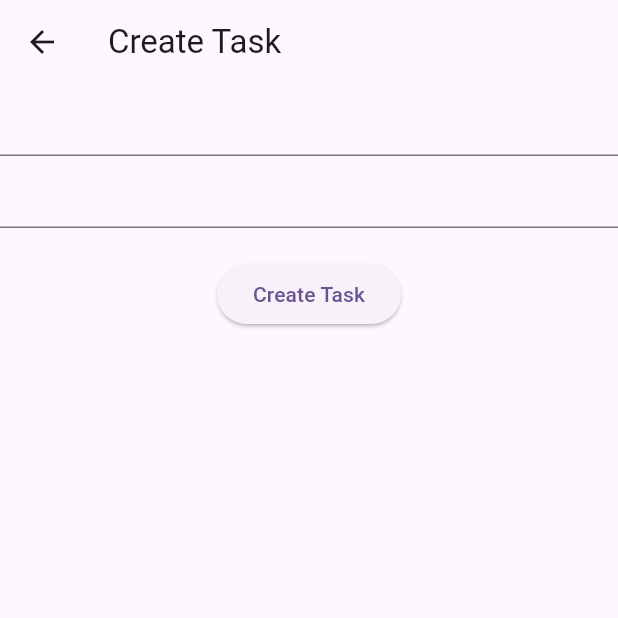
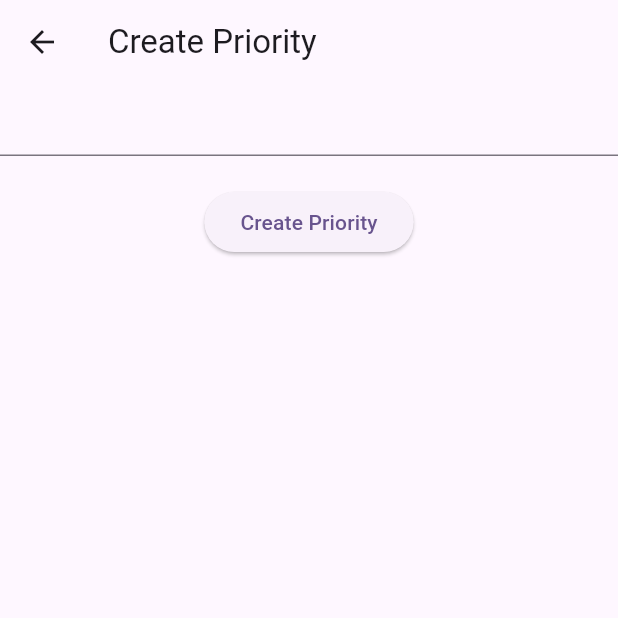
Before and after one commit to MuhammadAliKust/Jawad-Basit-Backend, a Flutter app: the screen it shows after launch, after a tap on the "add" icon, on a phone screen of 412 x 824 dp, the top half of it. Run offline on Flutter 3.47's test engine with Material 3 defaults, Android fonts, the phone set to English and light mode, and no system bars; our stand-ins replace cloud_firestore, firebase_core; accounts and stored records are empty.

Commit message:
Priority Module Done

```diff
--- a/lib/main.dart
+++ b/lib/main.dart
@@ -2,6 +2,7 @@ import 'package:firebase_core/firebase_core.dart';
 import 'package:flutter/material.dart';
 import 'package:jawad_basit_backend/views/create_task.dart';
 import 'package:jawad_basit_backend/views/get_all_task.dart';
+import 'package:jawad_basit_backend/views/priority/get_priority.dart';
 
 void main() async {
   WidgetsFlutterBinding.ensureInitialized();
@@ -35,7 +36,7 @@ class MyApp extends StatelessWidget {
         // tested with just a hot reload.
         colorScheme: ColorScheme.fromSeed(seedColor: Colors.deepPurple),
       ),
-      home: GetAllTaskView(),
+      home: GetPriorityView(),
     );
   }
 }
--- /dev/null
+++ b/lib/models/priority.dart
@@ -0,0 +1,25 @@
+// To parse this JSON data, do
+//
+//     final priorityModel = priorityModelFromJson(jsonString);
+
+import 'dart:convert';
+
+class PriorityModel {
+  final String? docId;
+  final String? name;
+  final int? createdAt;
+
+  PriorityModel({this.docId, this.name, this.createdAt});
+
+  factory PriorityModel.fromJson(Map<String, dynamic> json) => PriorityModel(
+    docId: json["docID"],
+    name: json["name"],
+    createdAt: json["createdAt"],
+  );
+
+  Map<String, dynamic> toJson(String priorityID) => {
+    "docID": priorityID,
+    "name": name,
+    "createdAt": createdAt,
+  };
+}
--- /dev/null
+++ b/lib/services/priority.dart
@@ -0,0 +1,45 @@
+import 'package:cloud_firestore/cloud_firestore.dart';
+import 'package:jawad_basit_backend/models/priority.dart';
+
+class PriorityServices {
+  ///Create Priority
+  Future createPriority(PriorityModel model) async {
+    DocumentReference docRef = FirebaseFirestore.instance
+        .collection('priorityCollection')
+        .doc();
+    return await FirebaseFirestore.instance
+        .collection('priorityCollection')
+        .doc(docRef.id)
+        .set(model.toJson(docRef.id));
+  }
+
+  ///Get All Priorities
+  Future<List<PriorityModel>> getAllPriorities() {
+    return FirebaseFirestore.instance
+        .collection('priorityCollection')
+        .get()
+        .then(
+          (list) => list.docs
+              .map(
+                (priorityJson) => PriorityModel.fromJson(priorityJson.data()),
+              )
+              .toList(),
+        );
+  }
+
+  ///Update Priority
+  Future updatePriority(PriorityModel model) async {
+    return await FirebaseFirestore.instance
+        .collection('priorityCollection')
+        .doc(model.docId)
+        .update({'name': model.name});
+  }
+
+  ///Delete Priority
+  Future deletePriority(PriorityModel model) async {
+    return await FirebaseFirestore.instance
+        .collection('priorityCollection')
+        .doc(model.docId)
+        .delete();
+  }
+}
--- /dev/null
+++ b/lib/views/priority/create_priority.dart
@@ -0,0 +1,138 @@
+import 'package:flutter/material.dart';
+import 'package:jawad_basit_backend/models/priority.dart';
+import 'package:jawad_basit_backend/services/priority.dart';
+
+class CreatePriorityView extends StatefulWidget {
+  final PriorityModel model;
+  final bool isUpdateMode;
+
+  const CreatePriorityView({
+    super.key,
+    required this.model,
+    required this.isUpdateMode,
+  });
+
+  @override
+  State<CreatePriorityView> createState() => _CreatePriorityViewState();
+}
+
+class _CreatePriorityViewState extends State<CreatePriorityView> {
+  TextEditingController nameController = TextEditingController();
+  bool isLoading = false;
+
+  @override
+  void initState() {
+    if (widget.isUpdateMode == true) {
+      nameController = TextEditingController(
+        text: widget.model.name.toString(),
+      );
+    }
+    super.initState();
+  }
+
+  @override
+  Widget build(BuildContext context) {
+    return Scaffold(
+      appBar: AppBar(
+        title: Text(widget.isUpdateMode ? "Update Task" : "Create Priority"),
+      ),
+      body: Column(
+        children: [
+          TextField(controller: nameController),
+          SizedBox(height: 20),
+          ElevatedButton(
+            onPressed: () async {
+              if (nameController.text.isEmpty) {
+                ScaffoldMessenger.of(context).showSnackBar(
+                  SnackBar(content: Text("Name cannot be empty.")),
+                );
+                return;
+              }
+              try {
+                isLoading = true;
+                setState(() {});
+                if (widget.isUpdateMode) {
+                  await PriorityServices()
+                      .updatePriority(
+                        PriorityModel(
+                          name: nameController.text,
+                          docId: widget.model.docId,
+                          createdAt: DateTime.now().millisecondsSinceEpoch,
+                        ),
+                      )
+                      .then((val) {
+                        showDialog(
+                          context: context,
+                          builder: (context) {
+                            return AlertDialog(
+                              title: Text("Message"),
+                              content: Text(
+                                widget.isUpdateMode
+                                    ? "Priority has been updated successfully"
+                                    : "Priority has been created successfully",
+                              ),
+                              actions: [
+                                TextButton(
+                                  onPressed: () {
+                                    Navigator.pop(context);
+                                    Navigator.pop(context);
+                                  },
+                                  child: Text("Okay"),
+                                ),
+                              ],
+                            );
+                          },
+                        );
+                      });
+                } else {
+                  await PriorityServices()
+                      .createPriority(
+                        PriorityModel(
+                          name: nameController.text,
+                          createdAt: DateTime.now().millisecondsSinceEpoch,
+                        ),
+                      )
+                      .then((val) {
+                        showDialog(
+                          context: context,
+                          builder: (context) {
+                            return AlertDialog(
+                              title: Text("Message"),
+                              content: Text(
+                                widget.isUpdateMode
+                                    ? "Priority has been updated successfully"
+                                    : "Priority has been created successfully",
+                              ),
+                              actions: [
+                                TextButton(
+                                  onPressed: () {
+                                    Navigator.pop(context);
+                                    Navigator.pop(context);
+                                  },
+                                  child: Text("Okay"),
+                                ),
+                              ],
+                            );
+                          },
+                        );
+                      });
+                }
+              } catch (e) {
+                isLoading = false;
+                setState(() {});
+                ScaffoldMessenger.of(
+                  context,
+                ).showSnackBar(SnackBar(content: Text(e.toString())));
+              }
+            },
+            child: Text(
+              widget.isUpdateMode == true
+                  ? "Update Priority"
+                  : "Create Priority",
+            ),
+          ),
+        ],
+      ),
+    );
+  }
+}
--- /dev/null
+++ b/lib/views/priority/get_priority.dart
@@ -0,0 +1,96 @@
+import 'package:flutter/material.dart';
+import 'package:jawad_basit_backend/models/priority.dart';
+import 'package:jawad_basit_backend/services/priority.dart';
+import 'package:jawad_basit_backend/views/priority/create_priority.dart';
+import 'package:provider/provider.dart';
+
+class GetPriorityView extends StatefulWidget {
+  const GetPriorityView({super.key});
+
+  @override
+  State<GetPriorityView> createState() => _GetPriorityViewState();
+}
+
+class _GetPriorityViewState extends State<GetPriorityView> {
+  @override
+  Widget build(BuildContext context) {
+    return Scaffold(
+      appBar: AppBar(title: Text("Get All Priorities")),
+      floatingActionButton: FloatingActionButton(
+        onPressed: () {
+          Navigator.push(
+            context,
+            MaterialPageRoute(
+              builder: (context) => CreatePriorityView(
+                model: PriorityModel(),
+                isUpdateMode: false,
+              ),
+            ),
+          ).then((val) {
+            setState(() {});
+          });
+        },
+        child: Icon(Icons.add),
+      ),
+      body: FutureProvider.value(
+        value: PriorityServices().getAllPriorities(),
+        initialData: [PriorityModel()],
+        builder: (context, child) {
+          List<PriorityModel> priorityList = context
+              .watch<List<PriorityModel>>();
+          return ListView.builder(
+            itemCount: priorityList.length,
+            itemBuilder: (context, i) {
+              return ListTile(
+                leading: Icon(Icons.category),
+                title: Text(priorityList[i].name.toString()),
+                trailing: Row(
+                  mainAxisSize: MainAxisSize.min,
+                  children: [
+                    IconButton(
+                      onPressed: () async {
+                        try {
+                          await PriorityServices()
+                              .deletePriority(priorityList[i])
+                              .then((val) {
+                                setState(() {});
+                                ScaffoldMessenger.of(context).showSnackBar(
+                                  SnackBar(
+                                    content: Text("Priority has been deleted."),
+                                  ),
+                                );
+                              });
+                        } catch (e) {
+                          ScaffoldMessenger.of(
+                            context,
+                          ).showSnackBar(SnackBar(content: Text(e.toString())));
+                        }
+                      },
+                      icon: Icon(Icons.delete, color: Colors.red),
+                    ),
+                    IconButton(
+                      onPressed: () {
+                        Navigator.push(
+                          context,
+                          MaterialPageRoute(
+                            builder: (context) => CreatePriorityView(
+                              model: priorityList[i],
+                              isUpdateMode: true,
+                            ),
+                          ),
+                        ).then((val) {
+                          setState(() {});
+                        });
+                      },
+                      icon: Icon(Icons.edit),
+                    ),
+                  ],
+                ),
+              );
+            },
+          );
+        },
+      ),
+    );
+  }
+}
```
